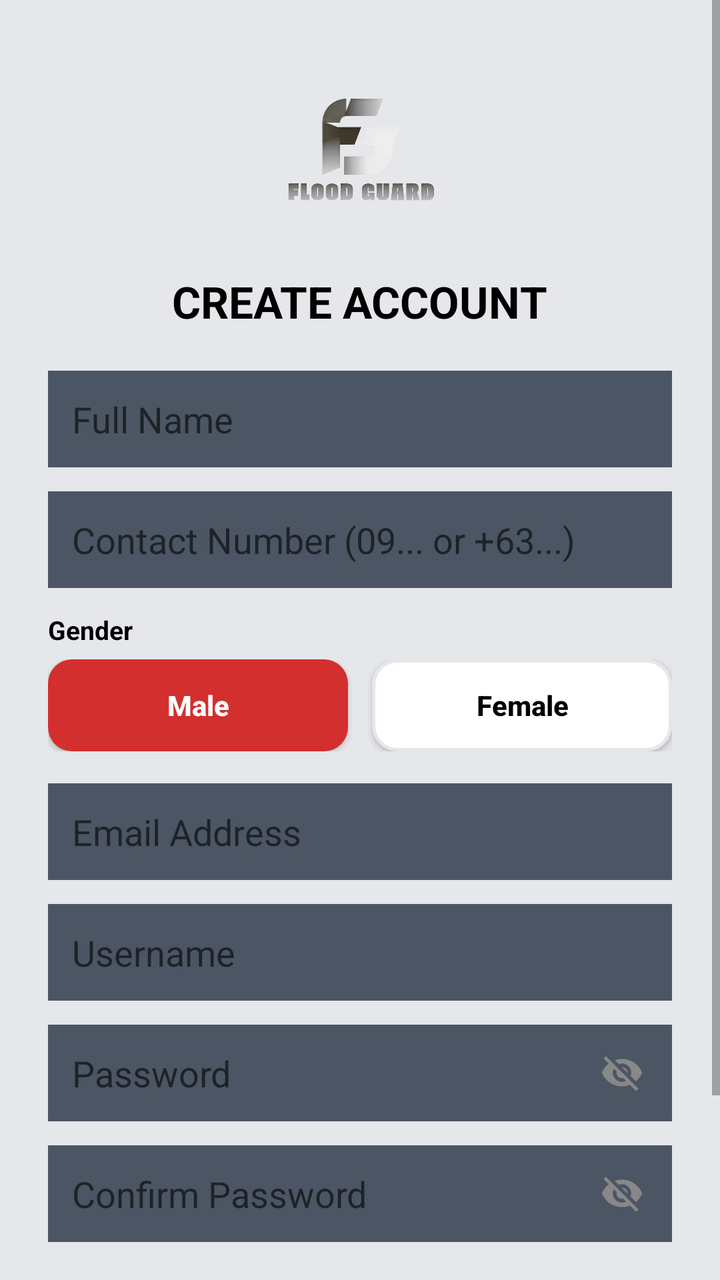
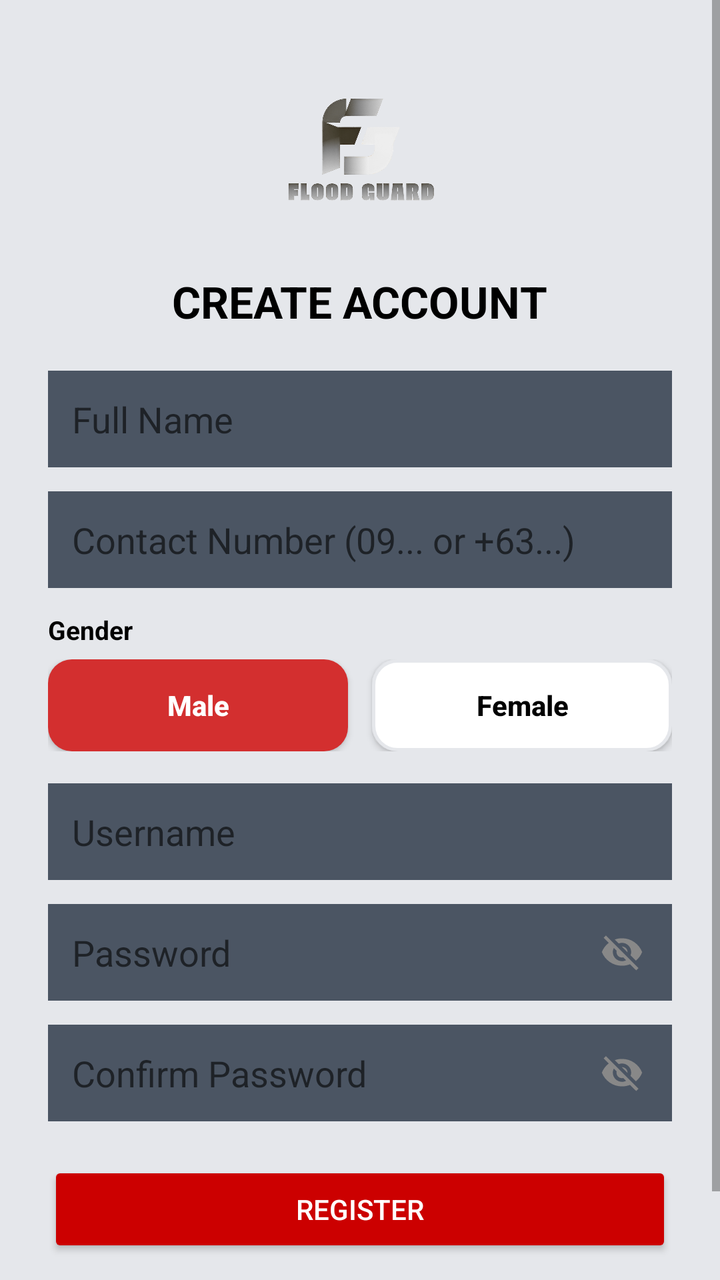

Before-and-after screenshots of an Android layout around one commit, followed by the original layout XML and the change that was made.
<!-- AndroidManifest.xml: activity theme Theme.FloodGuard -->
<!-- res/layout/activity_register.xml -->
<?xml version="1.0" encoding="utf-8"?>
<ScrollView xmlns:android="http://schemas.android.com/apk/res/android"
    android:layout_width="match_parent"
    android:layout_height="match_parent"
    android:background="@color/divider_color"
    android:fillViewport="true">

    <LinearLayout
        android:layout_width="match_parent"
        android:layout_height="wrap_content"
        android:gravity="center"
        android:orientation="vertical"
        android:padding="24dp">

        
        <ImageView
            android:layout_width="100dp"
            android:layout_height="100dp"
            android:contentDescription="FloodGuard Logo"
            android:src="@drawable/fg_logo" />

        
        <TextView
            android:layout_width="wrap_content"
            android:layout_height="wrap_content"
            android:layout_marginTop="12dp"
            android:text="CREATE ACCOUNT"
            android:textColor="@color/black"
            android:textSize="22sp"
            android:textStyle="bold" />

        
        <EditText
            android:id="@+id/fullNameField"
            android:layout_width="match_parent"
            android:layout_height="wrap_content"
            android:layout_marginTop="20dp"
            android:background="@color/text_secondary"
            android:hint="Full Name"
            android:inputType="textPersonName"
            android:padding="12dp" />

        
        <EditText
            android:id="@+id/mobileField"
            android:layout_width="match_parent"
            android:layout_height="wrap_content"
            android:layout_marginTop="12dp"
            android:background="@color/text_secondary"
            android:hint="Contact Number (09... or +63...)"
            android:inputType="phone"
            android:padding="12dp" />

        
        <TextView
            android:layout_width="match_parent"
            android:layout_height="wrap_content"
            android:layout_marginTop="12dp"
            android:layout_marginBottom="6dp"
            android:text="Gender"
            android:textColor="@color/black"
            android:textSize="13sp"
            android:textStyle="bold" />

        <LinearLayout
            android:layout_width="match_parent"
            android:layout_height="46dp"
            android:layout_marginBottom="4dp"
            android:orientation="horizontal">

            <Button
                android:id="@+id/btnRegMale"
                android:layout_width="0dp"
                android:layout_height="match_parent"
                android:layout_marginEnd="6dp"
                android:layout_weight="1"
                android:background="@drawable/btn_severity_selected"
                android:text="Male"
                android:textAllCaps="false"
                android:textColor="@android:color/white"
                android:textSize="14sp"
                android:textStyle="bold" />

            <Button
                android:id="@+id/btnRegFemale"
                android:layout_width="0dp"
                android:layout_height="match_parent"
                android:layout_marginStart="6dp"
                android:layout_weight="1"
                android:background="@drawable/btn_severity_default"
                android:text="Female"
                android:textAllCaps="false"
                android:textColor="@android:color/black"
                android:textSize="14sp"
                android:textStyle="bold" />
        </LinearLayout>

        
        <EditText
            android:id="@+id/emailField"
            android:layout_width="match_parent"
            android:layout_height="wrap_content"
            android:layout_marginTop="12dp"
            android:background="@color/text_secondary"
            android:hint="Email Address"
            android:inputType="textEmailAddress"
            android:padding="12dp" />

        
        <EditText
            android:id="@+id/regUsernameField"
            android:layout_width="match_parent"
            android:layout_height="wrap_content"
            android:layout_marginTop="12dp"
            android:background="@color/text_secondary"
            android:hint="Username"
            android:padding="12dp" />

        
        <RelativeLayout
            android:layout_width="match_parent"
            android:layout_height="wrap_content"
            android:layout_marginTop="12dp">

            <EditText
                android:id="@+id/regPasswordField"
                android:layout_width="match_parent"
                android:layout_height="wrap_content"
                android:background="@color/text_secondary"
                android:hint="Password"
                android:inputType="textPassword"
                android:paddingStart="12dp"
                android:paddingTop="12dp"
                android:paddingEnd="46dp"
                android:paddingBottom="12dp" />

            <ImageView
                android:id="@+id/toggleRegPassword"
                android:layout_width="26dp"
                android:layout_height="26dp"
                android:layout_alignParentEnd="true"
                android:layout_centerVertical="true"
                android:layout_marginEnd="12dp"
                android:clickable="true"
                android:contentDescription="Toggle Password Visibility"
                android:focusable="true"
                android:padding="2dp"
                android:src="@drawable/ic_visibility_off" />
        </RelativeLayout>

        
        <RelativeLayout
            android:layout_width="match_parent"
            android:layout_height="wrap_content"
            android:layout_marginTop="12dp">

            <EditText
                android:id="@+id/confirmPasswordField"
                android:layout_width="match_parent"
                android:layout_height="wrap_content"
                android:background="@color/text_secondary"
                android:hint="Confirm Password"
                android:inputType="textPassword"
                android:paddingStart="12dp"
                android:paddingTop="12dp"
                android:paddingEnd="46dp"
                android:paddingBottom="12dp" />

            <ImageView
                android:id="@+id/toggleConfirmPassword"
                android:layout_width="26dp"
                android:layout_height="26dp"
                android:layout_alignParentEnd="true"
                android:layout_centerVertical="true"
                android:layout_marginEnd="12dp"
                android:clickable="true"
                android:contentDescription="Toggle Confirm Password Visibility"
                android:focusable="true"
                android:padding="2dp"
                android:src="@drawable/ic_visibility_off" />
        </RelativeLayout>

        
        <Button
            android:id="@+id/registerButton"
            android:layout_width="match_parent"
            android:layout_height="wrap_content"
            android:layout_marginTop="20dp"
            android:backgroundTint="@android:color/holo_red_dark"
            android:text="REGISTER"
            android:textColor="@color/app_bg" />

        
        <LinearLayout
            android:layout_width="wrap_content"
            android:layout_height="wrap_content"
            android:layout_marginTop="16dp"
            android:gravity="center"
            android:orientation="horizontal">

            <TextView
                android:layout_width="wrap_content"
                android:layout_height="wrap_content"
                android:text="Already have an account?"
                android:textColor="@color/black" />

            <TextView
                android:id="@+id/loginLink"
                android:layout_width="wrap_content"
                android:layout_height="wrap_content"
                android:text=" LOG IN"
                android:textColor="@color/light_blue_900"
                android:textStyle="bold" />
        </LinearLayout>

    </LinearLayout>
</ScrollView>
<!-- resources referenced by this layout -->
<resources>
  <color name="app_bg">#FFFFFF</color>
  <color name="black">#FF000000</color>
  <color name="divider_color">#E5E7EB</color>
  <color name="light_blue_900">#FF01579B</color>
  <color name="text_secondary">#4B5563</color>
  <!-- drawable btn_severity_default (drawable) -->
  <?xml version="1.0" encoding="utf-8"?>
  <shape xmlns:android="http://schemas.android.com/apk/res/android"
      android:shape="rectangle">
      <solid android:color="@color/card_bg" />
      <corners android:radius="12dp" />
      <stroke
          android:width="1.5dp"
          android:color="@color/card_stroke" />
  </shape>
  <!-- drawable btn_severity_selected (drawable) -->
  <?xml version="1.0" encoding="utf-8"?>
  <shape xmlns:android="http://schemas.android.com/apk/res/android"
      android:shape="rectangle">
      <solid android:color="#D32F2F" />
      <corners android:radius="12dp" />
  </shape>
  <!-- drawable fg_logo: png bitmap (drawable, 602634 bytes) -->
  <!-- drawable ic_visibility_off (drawable) -->
  <vector xmlns:android="http://schemas.android.com/apk/res/android"
      android:width="24dp"
      android:height="24dp"
      android:viewportWidth="24"
      android:viewportHeight="24">
      <path
          android:fillColor="#888888"
          android:pathData="M12,7c2.76,0 5,2.24 5,5 0,0.65 -0.13,1.26 -0.36,1.82l2.92,2.92c1.51,-1.26 2.7,-2.89 3.44,-4.74 -1.73,-4.39 -6,-7.5 -11,-7.5 -1.4,0 -2.74,0.25 -3.98,0.7l2.16,2.16C10.74,7.13 11.35,7 12,7zM2,4.27l2.28,2.28 0.46,0.46C3.08,8.3 1.78,10.02 1,12c1.73,4.39 6,7.5 11,7.5 1.55,0 3.03,-0.3 4.38,-0.84l0.42,0.42L19.73,22 21,20.73 3.27,3 2,4.27zM7.53,9.8l1.55,1.55c-0.05,0.21 -0.08,0.43 -0.08,0.65 0,1.66 1.34,3 3,3 0.22,0 0.44,-0.03 0.65,-0.08l1.55,1.55c-0.67,0.33 -1.41,0.53 -2.2,0.53 -2.76,0 -5,-2.24 -5,-5 0,-0.79 0.2,-1.53 0.53,-2.2zm4.31,-0.78l3.15,3.15 0.02,-0.16c0,-1.66 -1.34,-3 -3,-3l-0.17,0.01z"/>
  </vector>
  <style name="Theme.FloodGuard" parent="Theme.AppCompat.DayNight.NoActionBar">
          <item name="windowActionBar">false</item>
          <item name="windowNoTitle">true</item>
      </style>
  <color name="card_bg">#FFFFFF</color>
  <color name="card_stroke">#E5E7EB</color>
</resources>

<!-- the commit's change to res/layout/activity_register.xml (unified diff, before → after) -->
@@ -97,17 +97,6 @@
 
         
         <EditText
-            android:id="@+id/emailField"
-            android:layout_width="match_parent"
-            android:layout_height="wrap_content"
-            android:layout_marginTop="12dp"
-            android:background="@color/text_secondary"
-            android:hint="Email Address"
-            android:inputType="textEmailAddress"
-            android:padding="12dp" />
-
-        
-        <EditText
             android:id="@+id/regUsernameField"
             android:layout_width="match_parent"
             android:layout_height="wrap_content"
